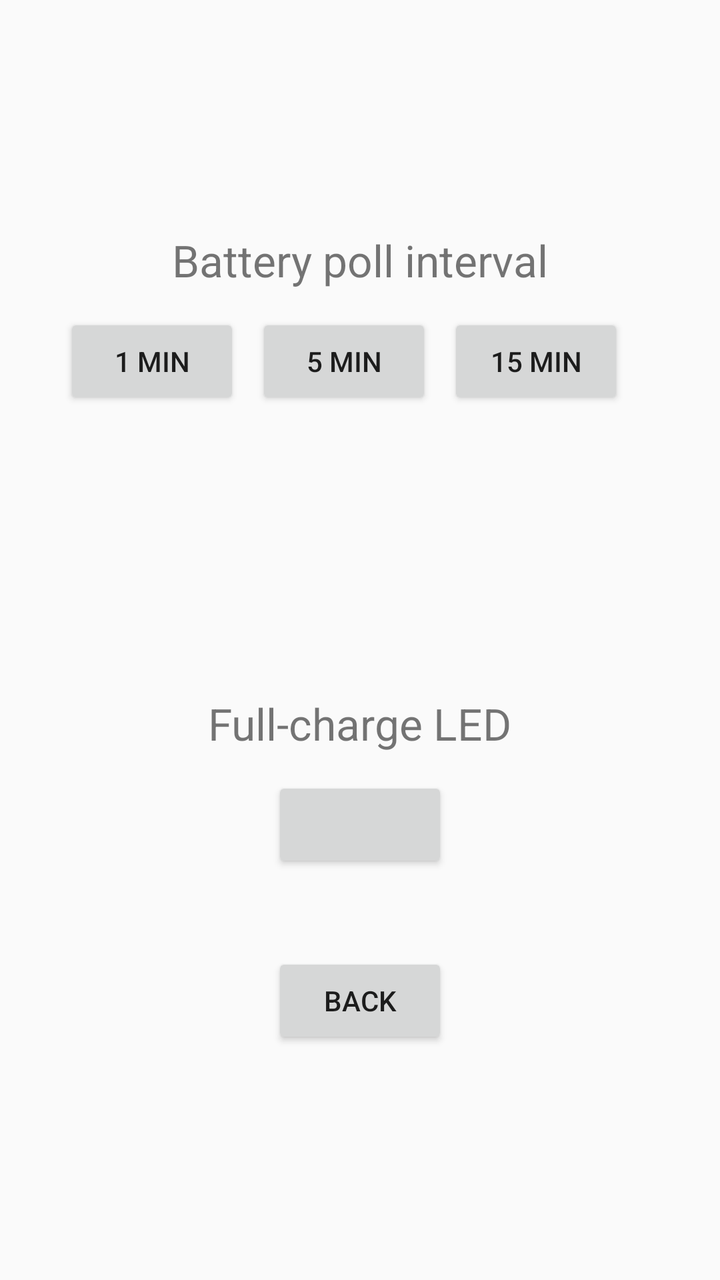
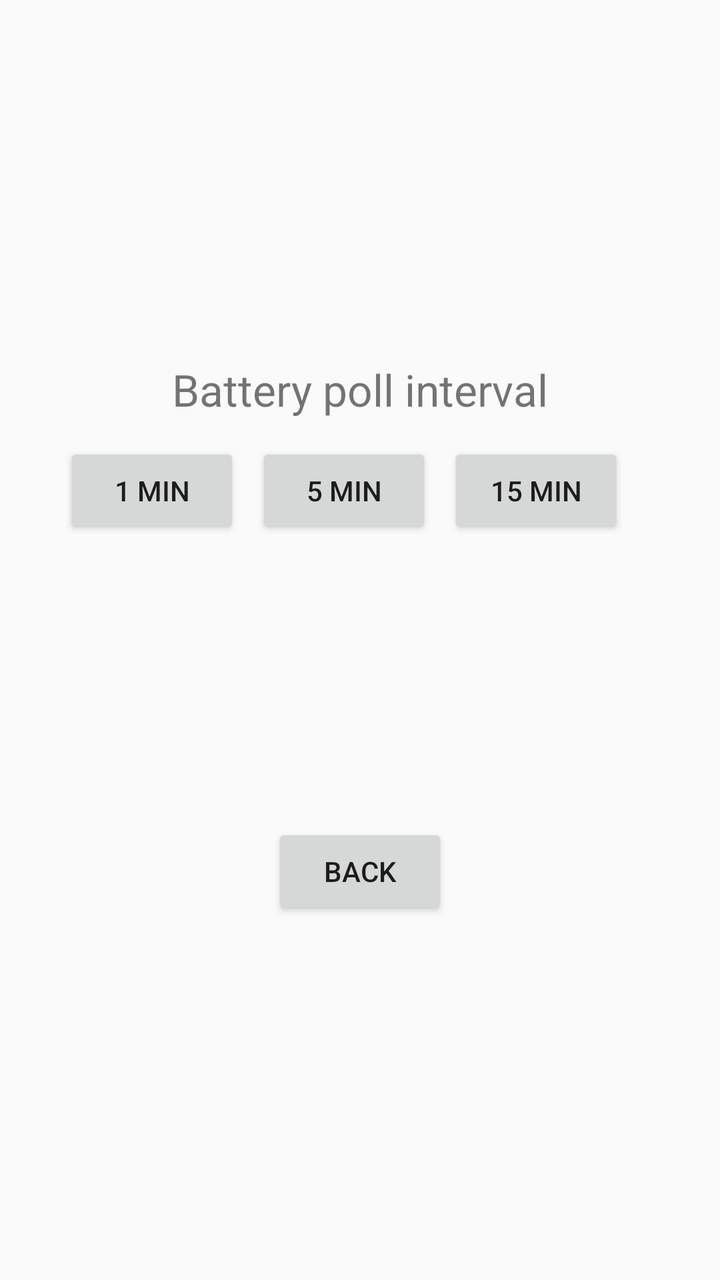

Compare the two renders of this Android layout. The source of the first and the diff that turns it into the second are given below.
<!-- AndroidManifest.xml: application theme android:Theme.Material.Light -->
<!-- res/layout/activity_settings.xml -->
<?xml version="1.0" encoding="utf-8"?>
<LinearLayout xmlns:android="http://schemas.android.com/apk/res/android"
    android:layout_width="match_parent"
    android:layout_height="match_parent"
    android:orientation="vertical"
    android:gravity="center"
    android:padding="32dp">

    <TextView
        android:layout_width="wrap_content"
        android:layout_height="wrap_content"
        android:textSize="22sp"
        android:text="Battery poll interval" />

    <LinearLayout
        android:layout_width="wrap_content"
        android:layout_height="wrap_content"
        android:orientation="horizontal"
        android:layout_marginTop="12dp">

        <Button android:id="@+id/interval1" android:layout_width="wrap_content"
            android:layout_height="wrap_content" android:text="1 min" />
        <Button android:id="@+id/interval5" android:layout_width="wrap_content"
            android:layout_height="wrap_content" android:layout_marginStart="8dp" android:text="5 min" />
        <Button android:id="@+id/interval15" android:layout_width="wrap_content"
            android:layout_height="wrap_content" android:layout_marginStart="8dp" android:text="15 min" />
        <Button android:id="@+id/interval30" android:layout_width="wrap_content"
            android:layout_height="wrap_content" android:layout_marginStart="8dp" android:text="30 min" />
    </LinearLayout>

    <TextView
        android:id="@+id/intervalStatus"
        android:layout_width="wrap_content"
        android:layout_height="wrap_content"
        android:layout_marginTop="8dp"
        android:textSize="16sp" />

    <TextView
        android:layout_width="wrap_content"
        android:layout_height="wrap_content"
        android:textSize="22sp"
        android:layout_marginTop="40dp"
        android:text="Full-charge LED" />

    <Button
        android:id="@+id/ledToggle"
        android:layout_width="wrap_content"
        android:layout_height="wrap_content"
        android:layout_marginTop="12dp" />

    <Button
        android:id="@+id/backButton"
        android:layout_width="wrap_content"
        android:layout_height="wrap_content"
        android:layout_marginTop="40dp"
        android:text="Back" />

</LinearLayout>
<!-- resources referenced by this layout -->
<resources>

</resources>

<!-- the commit's change to res/layout/activity_settings.xml (unified diff, before → after) -->
@@ -35,19 +35,6 @@
         android:layout_marginTop="8dp"
         android:textSize="16sp" />
 
-    <TextView
-        android:layout_width="wrap_content"
-        android:layout_height="wrap_content"
-        android:textSize="22sp"
-        android:layout_marginTop="40dp"
-        android:text="Full-charge LED" />
-
-    <Button
-        android:id="@+id/ledToggle"
-        android:layout_width="wrap_content"
-        android:layout_height="wrap_content"
-        android:layout_marginTop="12dp" />
-
     <Button
         android:id="@+id/backButton"
         android:layout_width="wrap_content"
